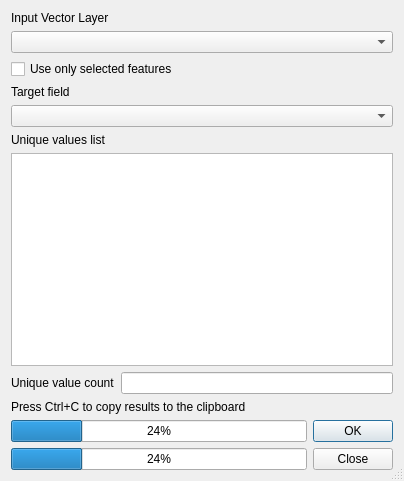
qgis/QGIS, file python/plugins/fTools/tools/frmVisual.ui: the form before one commit.
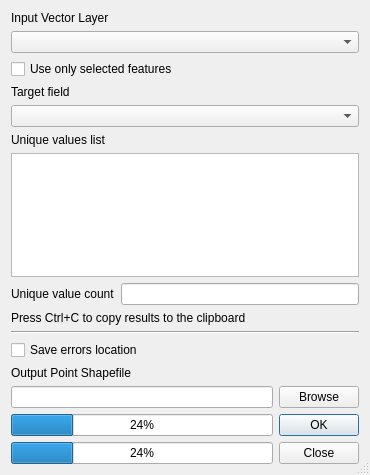
The form after the commit.

Commit message: [FEATURE] Possibility to save error messages as shapefile from check geometry validity tool

```diff
--- a/python/plugins/fTools/tools/frmVisual.ui
+++ b/python/plugins/fTools/tools/frmVisual.ui
@@ -9,8 +9,8 @@
    <rect>
     <x>0</x>
     <y>0</y>
-    <width>404</width>
-    <height>481</height>
+    <width>370</width>
+    <height>475</height>
    </rect>
   </property>
   <property name="windowTitle">
@@ -20,7 +20,7 @@
    <bool>true</bool>
   </property>
   <layout class="QGridLayout" name="gridLayout">
-   <item row="0" column="0" colspan="2">
+   <item row="0" column="0">
     <layout class="QVBoxLayout">
      <item>
       <widget class="QLabel" name="label_3">
@@ -34,18 +34,7 @@
      </item>
     </layout>
    </item>
-   <item row="3" column="0">
-    <layout class="QVBoxLayout" name="verticalLayout">
-     <item>
-      <widget class="QCheckBox" name="useSelected">
-       <property name="text">
-        <string>Use only selected features</string>
-       </property>
-      </widget>
-     </item>
-    </layout>
-   </item>
-   <item row="4" column="0" colspan="2">
+   <item row="2" column="0">
     <layout class="QVBoxLayout">
      <item>
       <widget class="QLabel" name="label">
@@ -59,7 +48,7 @@
      </item>
     </layout>
    </item>
-   <item row="5" column="0" colspan="2">
+   <item row="3" column="0">
     <layout class="QVBoxLayout">
      <item>
       <widget class="QLabel" name="label_2">
@@ -107,7 +96,7 @@
      </item>
     </layout>
    </item>
-   <item row="6" column="0" colspan="2">
+   <item row="4" column="0">
     <layout class="QHBoxLayout">
      <item>
       <widget class="QLabel" name="label_4">
@@ -125,7 +114,68 @@
      </item>
     </layout>
    </item>
+   <item row="7" column="0">
+    <widget class="QCheckBox" name="ckBoxShpError">
+     <property name="text">
+      <string>Save errors location</string>
+     </property>
+    </widget>
+   </item>
+   <item row="5" column="0">
+    <widget class="QLabel" name="label_5">
+     <property name="text">
+      <string>Press Ctrl+C to copy results to the clipboard</string>
+     </property>
+    </widget>
+   </item>
    <item row="9" column="0">
+    <layout class="QHBoxLayout" name="horizontalLayout">
+     <item>
+      <widget class="QLineEdit" name="lineEditShpError">
+       <property name="readOnly">
+        <bool>true</bool>
+       </property>
+      </widget>
+     </item>
+     <item>
+      <widget class="QPushButton" name="browseShpError">
+       <property name="text">
+        <string>Browse</string>
+       </property>
+      </widget>
+     </item>
+    </layout>
+   </item>
+   <item row="8" column="0">
+    <widget class="QLabel" name="label_6">
+     <property name="text">
+      <string>Output Point Shapefile</string>
+     </property>
+    </widget>
+   </item>
+   <item row="1" column="0">
+    <layout class="QVBoxLayout" name="verticalLayout">
+     <item>
+      <widget class="QCheckBox" name="useSelected">
+       <property name="text">
+        <string>Use only selected features</string>
+       </property>
+      </widget>
+     </item>
+    </layout>
+   </item>
+   <item row="10" column="0">
+    <layout class="QHBoxLayout" name="horizontalLayout_2">
+     <item>
+      <layout class="QVBoxLayout" name="verticalLayout_2">
+       <item>
+        <widget class="QProgressBar" name="partProgressBar">
+         <property name="value">
+          <number>24</number>
+         </property>
+        </widget>
+       </item>
+       <item>
     <widget class="QProgressBar" name="progressBar">
      <property name="value">
       <number>24</number>
@@ -135,7 +185,9 @@
      </property>
     </widget>
    </item>
-   <item row="8" column="1" rowspan="2">
+      </layout>
+     </item>
+     <item>
     <widget class="QDialogButtonBox" name="buttonBox_2">
      <property name="orientation">
       <enum>Qt::Vertical</enum>
@@ -145,17 +197,12 @@
      </property>
     </widget>
    </item>
-   <item row="8" column="0">
-    <widget class="QProgressBar" name="partProgressBar">
-     <property name="value">
-      <number>24</number>
-     </property>
-    </widget>
+    </layout>
    </item>
-   <item row="7" column="0">
-    <widget class="QLabel" name="label_5">
-     <property name="text">
-      <string>Press Ctrl+C to copy results to the clipboard</string>
+   <item row="6" column="0">
+    <widget class="Line" name="line">
+     <property name="orientation">
+      <enum>Qt::Horizontal</enum>
      </property>
     </widget>
    </item>
```
Lines whose indentation alone changed are shown as unchanged. The commit also changes 2 other files.
